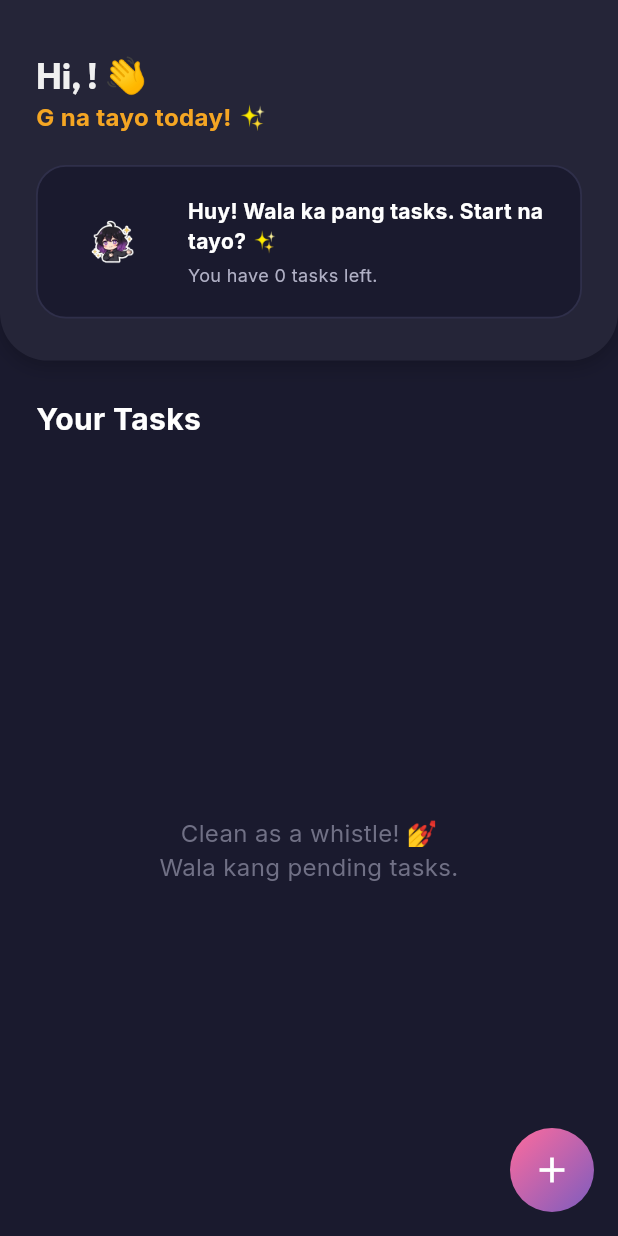
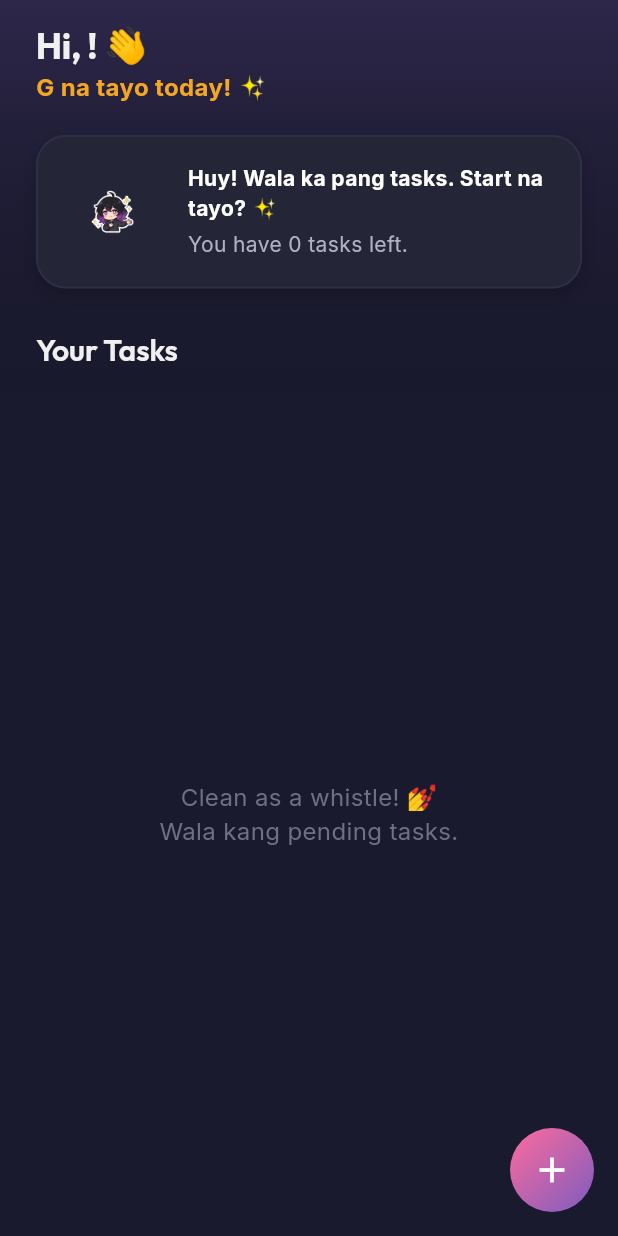
Before and after one commit to JaePyJs/riri, a Flutter app: the DashboardScreen screen opened directly with empty values, on a phone screen of 412 x 824 dp. Run offline on Flutter 3.47's test engine with Material 3 defaults, Android fonts, the phone set to English and light mode, and no system bars; our stand-ins replace drift, google_fonts, shared_preferences; accounts and stored records are empty; generated files the repository leaves out were written again.

Commit message:
design: unify theme system and resolve screen styling inconsistencies

```diff
--- a/riri_flutter/lib/features/dashboard/dashboard_screen.dart
+++ b/riri_flutter/lib/features/dashboard/dashboard_screen.dart
@@ -46,9 +46,6 @@ class DashboardScreen extends StatelessWidget {
       backgroundColor: RiriTheme.darkBg,
       floatingActionButton: FloatingActionButton(
         onPressed: onAddReminderTap,
-        backgroundColor: Colors.transparent,
-        elevation: 0,
-        highlightElevation: 0,
         child: Container(
           width: 56,
           height: 56,
@@ -59,31 +56,34 @@ class DashboardScreen extends StatelessWidget {
           child: const Icon(Icons.add, color: Colors.white, size: 28),
         ),
       ),
-      body: Column(
+      body: Stack(
+        children: [
+          // Background elegant top glow gradient
+          Positioned(
+            top: 0,
+            left: 0,
+            right: 0,
+            child: Container(
+              height: MediaQuery.of(context).size.height * 0.35,
+              decoration: BoxDecoration(
+                gradient: LinearGradient(
+                  colors: [RiriTheme.primaryPurple.withOpacity(0.2), Colors.transparent],
+                  begin: Alignment.topCenter,
+                  end: Alignment.bottomCenter,
+                ),
+              ),
+            ),
+          ),
+          SafeArea(
+            child: Column(
               crossAxisAlignment: CrossAxisAlignment.start,
               children: [
                 // Elegant Header Area
-          Container(
-            width: double.infinity,
-            decoration: BoxDecoration(
-              color: RiriTheme.cardBg,
-              borderRadius: const BorderRadius.only(
-                bottomLeft: Radius.circular(32),
-                bottomRight: Radius.circular(32),
-              ),
-              boxShadow: [
-                BoxShadow(
-                  color: Colors.black.withOpacity(0.2),
-                  blurRadius: 10,
-                  offset: const Offset(0, 4),
-                ),
-              ],
-            ),
-            padding: const EdgeInsets.fromLTRB(24, 24, 24, 28),
+                Padding(
+                  padding: const EdgeInsets.fromLTRB(24, 16, 24, 16),
                   child: Column(
                     crossAxisAlignment: CrossAxisAlignment.start,
                     children: [
-                const SizedBox(height: 12),
                       Text(
                         'Hi, $username! 👋',
                         style: theme.textTheme.displayMedium,
@@ -102,9 +102,16 @@ class DashboardScreen extends StatelessWidget {
                       // Riri Dynamic Status Nudge Card
                       Container(
                         decoration: BoxDecoration(
-                    color: RiriTheme.darkBg,
+                          color: RiriTheme.cardBg,
                           borderRadius: BorderRadius.circular(20),
                           border: Border.all(color: const Color(0xFF2F2F4A), width: 1.2),
+                          boxShadow: [
+                            BoxShadow(
+                              color: Colors.black.withOpacity(0.2),
+                              blurRadius: 10,
+                              offset: const Offset(0, 4),
+                            ),
+                          ],
                         ),
                         padding: const EdgeInsets.all(16),
                         child: Row(
@@ -114,7 +121,6 @@ class DashboardScreen extends StatelessWidget {
                               width: 68,
                               height: 68,
                               errorBuilder: (context, error, stackTrace) {
-                          // Icon fallback
                                 return Container(
                                   width: 60,
                                   height: 60,
@@ -142,10 +148,7 @@ class DashboardScreen extends StatelessWidget {
                                   const SizedBox(height: 4),
                                   Text(
                                     'You have ${activeReminders.length} tasks left.',
-                              style: const TextStyle(
-                                color: RiriTheme.textSecondary,
-                                fontSize: 12,
-                              ),
+                                    style: theme.textTheme.bodyMedium,
                                   ),
                                 ],
                               ),
@@ -164,14 +167,10 @@ class DashboardScreen extends StatelessWidget {
                     child: Column(
                       crossAxisAlignment: CrossAxisAlignment.start,
                       children: [
-                  const SizedBox(height: 24),
-                  const Text(
+                        const SizedBox(height: 12),
+                        Text(
                           'Your Tasks',
-                    style: TextStyle(
-                      fontSize: 20,
-                      fontWeight: FontWeight.bold,
-                      color: Colors.white,
-                    ),
+                          style: theme.textTheme.titleLarge,
                         ),
                         const SizedBox(height: 16),
                         Expanded(
@@ -219,6 +218,9 @@ class DashboardScreen extends StatelessWidget {
                 ),
               ],
             ),
+          ),
+        ],
+      ),
     );
   }
 }
@@ -235,6 +237,7 @@ class _ReminderCard extends StatelessWidget {
 
   @override
   Widget build(BuildContext context) {
+    final theme = Theme.of(context);
     final now = DateTime.now();
     final isOverdue = !reminder.isCompleted && reminder.dueDateTime.isBefore(now);
 
@@ -247,7 +250,6 @@ class _ReminderCard extends StatelessWidget {
       statusColor = RiriTheme.primaryPurple;
     }
 
-    // Format relative/friendly due time
     final timeStr = '${reminder.dueDateTime.hour.toString().padLeft(2, '0')}:${reminder.dueDateTime.minute.toString().padLeft(2, '0')}';
     final dateStr = '${reminder.dueDateTime.month}/${reminder.dueDateTime.day}';
 
@@ -263,7 +265,6 @@ class _ReminderCard extends StatelessWidget {
           child: Row(
             crossAxisAlignment: CrossAxisAlignment.stretch,
             children: [
-              // Left status vertical colored accent bar (matches compose LeftBorder)
               Container(
                 width: 5,
                 color: statusColor,
@@ -273,7 +274,6 @@ class _ReminderCard extends StatelessWidget {
                   padding: const EdgeInsets.symmetric(horizontal: 16, vertical: 14),
                   child: Row(
                     children: [
-                      // Checkbox completion toggle button
                       GestureDetector(
                         onTap: onToggle,
                         child: Container(
@@ -297,8 +297,6 @@ class _ReminderCard extends StatelessWidget {
                         ),
                       ),
                       const SizedBox(width: 16),
-
-                      // Text Info
                       Expanded(
                         child: Column(
                           crossAxisAlignment: CrossAxisAlignment.start,
@@ -318,10 +316,7 @@ class _ReminderCard extends StatelessWidget {
                               const SizedBox(height: 2),
                               Text(
                                 reminder.description!,
-                                style: const TextStyle(
-                                  color: RiriTheme.textSecondary,
-                                  fontSize: 12,
-                                ),
+                                style: theme.textTheme.bodyMedium,
                                 maxLines: 1,
                                 overflow: TextOverflow.ellipsis,
                               ),
```
Also changed, not shown: riri_flutter/lib/features/chat/chat_screen.dart (+27 -6 lines), riri_flutter/lib/features/reminders/add_reminder_sheet.dart (+12 -34 lines), riri_flutter/lib/features/settings/settings_screen.dart (+42 -18 lines), riri_flutter/lib/theme/riri_theme.dart (+35 -0 lines). Lines whose indentation alone changed are shown as unchanged.
